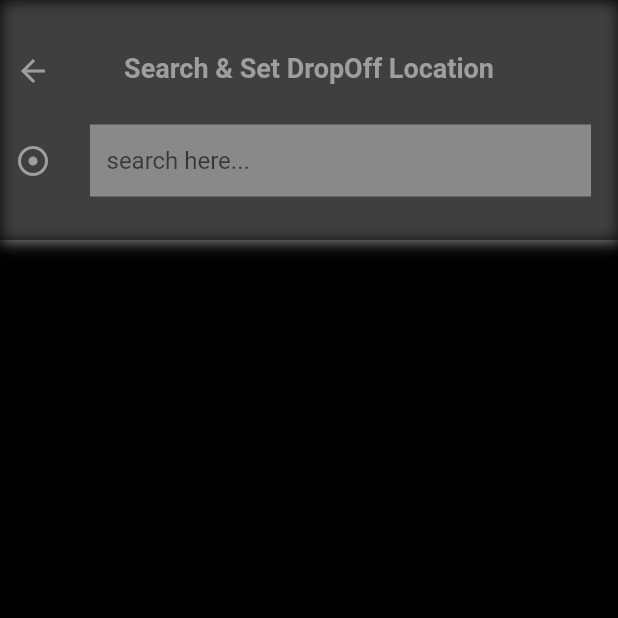
After one commit to liafernando/Project-4-Carpool-App, a Flutter app: the SearchPlacesScreen screen opened directly, on a phone screen of 412 x 824 dp, the top half of it. The commit adds this screen. Run offline on Flutter 3.47's test engine with Material 2 defaults, Android fonts, the phone set to English and light mode, and no system bars; our stand-ins replace firebase_auth, firebase_core, firebase_database, fluttertoast, geolocator, google_maps_flutter; missing offline and left inert: firebase_auth_web, firebase_core_web, firebase_database_web, geolocator_web; accounts and stored records are empty.

Commit message:
predicted places and pick-up location.
The pickup location and the predicted places is when user enters a location name.

```diff
--- /dev/null
+++ b/users_app/lib/mainScreens/search_places_screen.dart
@@ -0,0 +1,176 @@
+import 'package:flutter/material.dart';
+import 'package:users_app/assistants/request_assistant.dart';
+import 'package:users_app/global/map_key.dart';
+import 'package:users_app/models/predicted_places.dart';
+import 'package:users_app/widgets/place_prediction_tile.dart';
+
+
+class SearchPlacesScreen extends StatefulWidget
+{
+
+  @override
+  _SearchPlacesScreenState createState() => _SearchPlacesScreenState();
+}
+
+
+
+
+class _SearchPlacesScreenState extends State<SearchPlacesScreen>
+{
+  List<PredictedPlaces> placesPredictedList = [];
+
+  void findPlaceAutoCompleteSearch(String inputText) async
+  {
+    if(inputText.length > 1) //2 or more than 2 input characters
+        {
+      String urlAutoCompleteSearch = "https://maps.googleapis.com/maps/api/place/autocomplete/json?input=$inputText&key=$mapKey&components=country:NL";
+
+      var responseAutoCompleteSearch = await RequestAssistant.receiveRequest(urlAutoCompleteSearch);
+
+      if(responseAutoCompleteSearch == "Error Occurred,No Response.")
+      {
+        return;
+      }
+
+      if(responseAutoCompleteSearch["status"] == "OK")
+      {
+        var placePredictions = responseAutoCompleteSearch["predictions"];
+
+        var placePredictionsList = (placePredictions as List).map((jsonData) => PredictedPlaces.fromJson(jsonData)).toList();
+
+        setState(() {
+          placesPredictedList = placePredictionsList;
+        });
+      }
+    }
+  }
+
+  @override
+  Widget build(BuildContext context)
+  {
+    return Scaffold(
+      backgroundColor: Colors.black,
+      body: Column(
+        children: [
+          //search place ui
+          Container(
+            height: 160,
+            decoration: const BoxDecoration(
+              color: Colors.black54,
+              boxShadow:
+              [
+                BoxShadow(
+                  color: Colors.white54,
+                  blurRadius: 8,
+                  spreadRadius: 0.5,
+                  offset: Offset(
+                    0.7,
+                    0.7,
+                  ),
+                ),
+              ],
+            ),
+            child: Padding(
+              padding: const EdgeInsets.all(10.0),
+              child: Column(
+                children: [
+
+                  const SizedBox(height: 25.0),
+
+                  Stack(
+                    children: [
+
+                      GestureDetector(
+                        onTap: ()
+                        {
+                          Navigator.pop(context);
+                        },
+                        child: const Icon(
+                          Icons.arrow_back,
+                          color: Colors.grey,
+                        ),
+                      ),
+
+                      const Center(
+                        child: Text(
+                          "Search & Set DropOff Location",
+                          style: TextStyle(
+                            fontSize: 18.0,
+                            color: Colors.grey,
+                            fontWeight: FontWeight.bold,
+                          ),
+                        ),
+                      ),
+                    ],
+                  ),
+
+                  const SizedBox(height: 16.0),
+
+                  Row(
+                    children: [
+
+                      const Icon(
+                        Icons.adjust_sharp,
+                        color: Colors.grey,
+                      ),
+
+                      const SizedBox(width: 18.0,),
+
+                      Expanded(
+                        child: Padding(
+                          padding: const EdgeInsets.all(8.0),
+                          child: TextField(
+                            onChanged: (valueTyped)
+                            {
+                              findPlaceAutoCompleteSearch(valueTyped);
+                            },
+                            decoration: const InputDecoration(
+                              hintText: "search here...",
+                              fillColor: Colors.white38,
+                              filled: true,
+                              border: InputBorder.none,
+                              contentPadding: EdgeInsets.only(
+                                left: 11.0,
+                                top: 8.0,
+                                bottom: 8.0,
+                              ),
+                            ),
+                          ),
+                        ),
+                      ),
+
+                    ],
+                  ),
+                ],
+              ),
+            ),
+          ),
+
+          //display place predictions result
+          (placesPredictedList.length > 0)
+              ? Expanded(
+            child: ListView.separated(
+              itemCount: placesPredictedList.length,
+              physics: ClampingScrollPhysics(),
+              itemBuilder: (context, index)
+              {
+                return PlacePredictionTileDesign(
+                  predictedPlaces: placesPredictedList[index],
+                );
+              },
+              separatorBuilder: (BuildContext context, int index)
+              {
+                return const Divider(
+                  height: 1,
+                  color: Colors.white,
+                  thickness: 1,
+                );
+              },
+            ),
+          )
+              : Container(),
+        ],
+      ),
+    );
+  }
+}
--- /dev/null
+++ b/users_app/lib/models/predicted_places.dart
@@ -0,0 +1,19 @@
+class PredictedPlaces
+{
+  String? place_id;
+  String? main_text;
+  String? secondary_text;
+
+  PredictedPlaces({
+    this.place_id,
+    this.main_text,
+    this.secondary_text,
+  });
+
+  PredictedPlaces.fromJson(Map<String, dynamic> jsonData)
+  {
+    place_id = jsonData["place_id"];
+    main_text = jsonData["structured_formatting"]["main_text"];
+    secondary_text = jsonData["structured_formatting"]["secondary_text"];
+  }
+}
```
Also changed, not shown: users_app/lib/mainScreens/main_screen.dart (+9 -1 lines), users_app/lib/widgets/place_prediction_tile.dart (added, +62 -0 lines).
